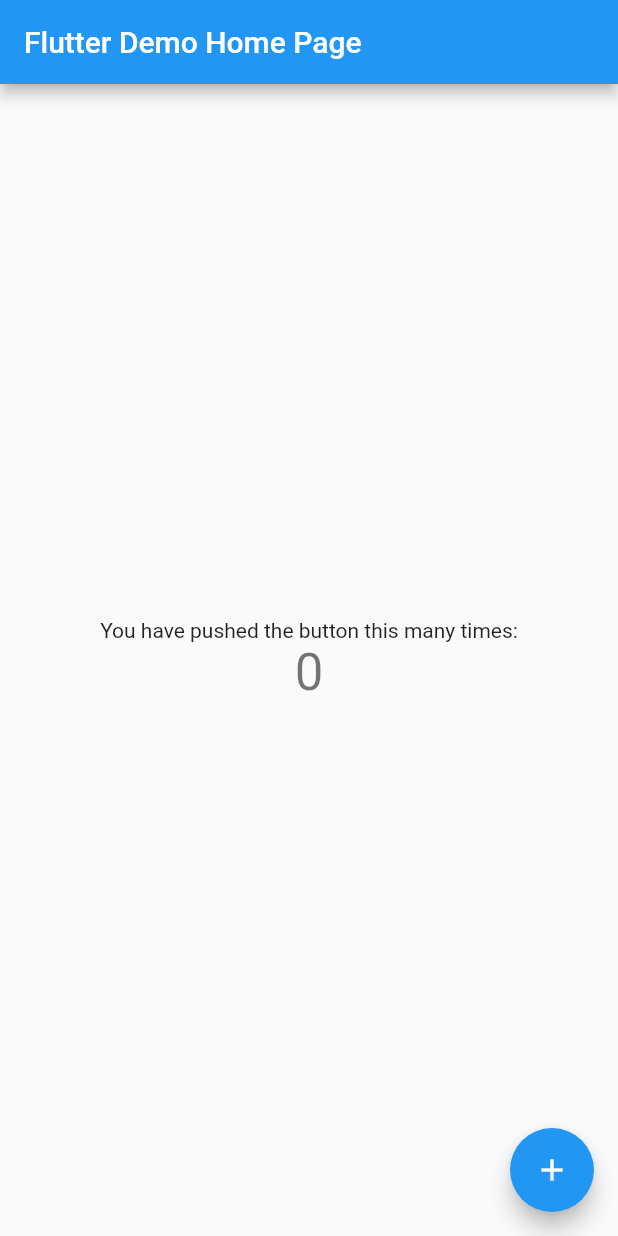
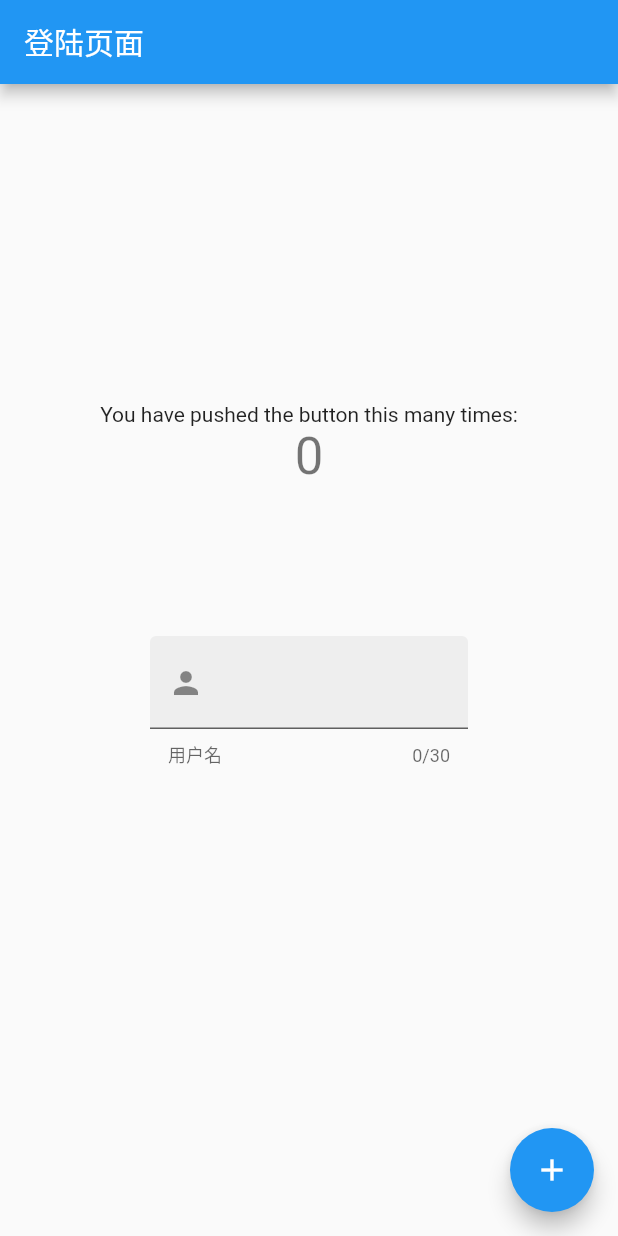
Before and after one commit to FreedomPeace/flutter_app, a Flutter app: the screen it shows after launch, on a phone screen of 412 x 824 dp. Run offline on Flutter 3.47's test engine with Material 2 defaults, Android fonts, the phone set to English and light mode, and no system bars.

Commit message:
添加登陆界面

```diff
--- a/lib/main.dart
+++ b/lib/main.dart
@@ -1,5 +1,5 @@
 import 'package:flutter/material.dart';
-
+import 'dart:ui';
 void main() {
   runApp(MyApp());
 }
@@ -26,7 +26,8 @@ class MyApp extends StatelessWidget {
         // closer together (more dense) than on mobile platforms.
         visualDensity: VisualDensity.adaptivePlatformDensity,
       ),
-      home: MyHomePage(title: 'Flutter Demo Home Page'),
+      initialRoute: '/login',
+      home: MyHomePage(title: '登陆页面'),
     );
   }
 }
@@ -71,6 +72,7 @@ class _MyHomePageState extends State<MyHomePage> {
     // The Flutter framework has been optimized to make rerunning build methods
     // fast, so that you can just rebuild anything that needs updating rather
     // than having to individually change instances of widgets.
+    TextEditingController editingController = new TextEditingController();
     return Scaffold(
       appBar: AppBar(
         // Here we take the value from the MyHomePage object that was created by
@@ -104,6 +106,51 @@ class _MyHomePageState extends State<MyHomePage> {
               '$_counter',
               style: Theme.of(context).textTheme.headline4,
             ),
+            Padding(
+                // Column is also a layout widget. It takes a list of children and
+                // arranges them vertically. By default, it sizes itself to fit its
+                // children horizontally, and tries to be as tall as its parent.
+                //
+                // Invoke "debug painting" (press "p" in the console, choose the
+                // "Toggle Debug Paint" action from the Flutter Inspector in Android
+                // Studio, or the "Toggle Debug Paint" command in Visual Studio Code)
+                // to see the wireframe for each widget.
+                //
+                // Column has various properties to control how it sizes itself and
+                // how it positions its children. Here we use mainAxisAlignment to
+                // center the children vertically; the main axis here is the vertical
+                // axis because Columns are vertical (the cross axis would be
+                // horizontal).
+                padding: EdgeInsets.all(100),
+                child: TextField(
+                  controller: editingController,
+                  maxLength: 30,
+                  maxLines: 1,
+                  //是否自动更正
+                  autocorrect: true,
+                  //是否是密码
+                  obscureText: false,
+                  textAlign: TextAlign.center,
+                  //对齐方式
+                  style: TextStyle(fontSize: 26.0, color: Colors.green),
+                  onChanged: (text) {
+                    //长度变化
+                    print(text.length);
+                  },
+                  onSubmitted: (text) {
+                    print("内容提交时回调");
+                  },
+                  decoration: InputDecoration(
+                      fillColor: Colors.grey.shade200,
+                      //添加灰色填充色
+                      filled: true,
+                      //是否填充
+                      helperText: "用户名",
+                      prefixIcon: Icon(Icons.person),
+                      //左侧图标
+                      suffixText: "用户名" //右侧文本提示
+                      ),
+                )),
           ],
         ),
       ),
```
Also changed, not shown: lib/login.dart (added, +160 -0 lines), 1 other file.
